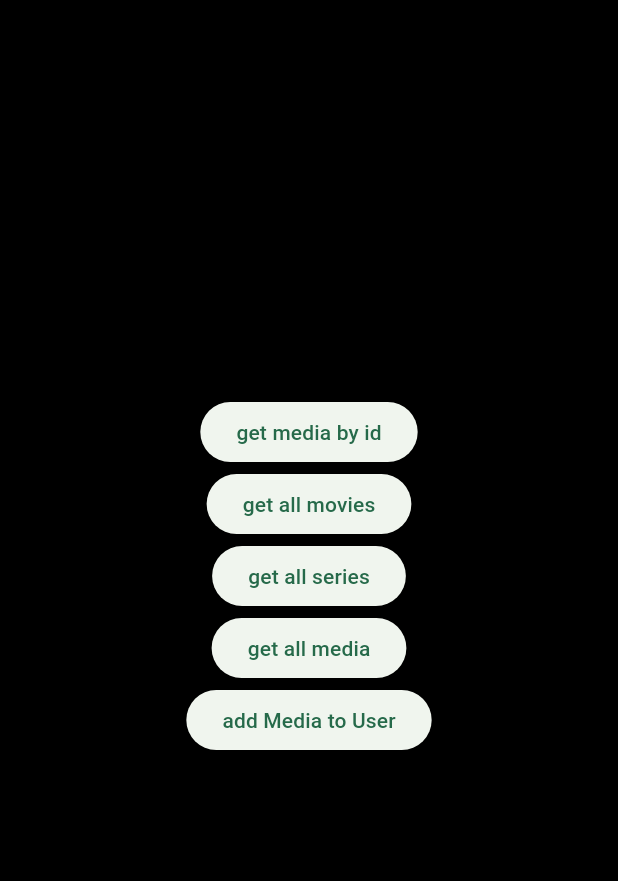
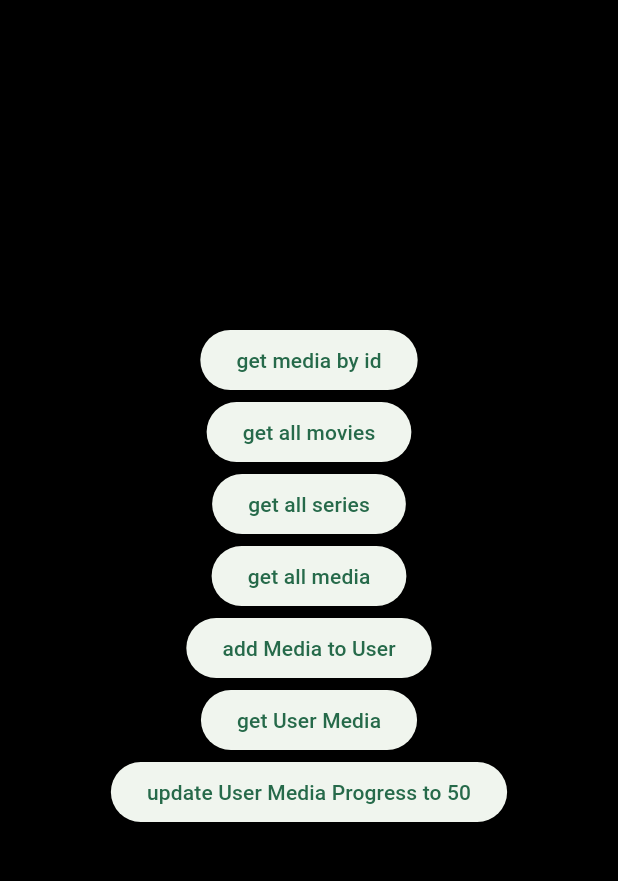
Before and after one commit to Movielingo/movielingo_app, a Flutter app: the screen it shows once a user with an empty profile is signed in, after a tap on "add Media to User", on a phone screen of 412 x 824 dp, the part 84-965 px from its top. Run offline on Flutter 3.47's test engine with Material 3 defaults, Android fonts, the phone set to English and light mode, and no system bars; our stand-ins replace cloud_firestore, firebase_auth, firebase_core, logger; accounts and stored records are empty.

Commit message:
feat(*): add single episodes to user media

```diff
--- a/lib/screens/home/home.dart
+++ b/lib/screens/home/home.dart
@@ -29,7 +29,17 @@ class Home extends StatelessWidget {
 
   void onPushAddMediaToUser() {
     String userId = _user.currentUser?.uid ?? '';
-    addMediaToUser(userId, 'EnglishMedia', '5OufgApSdRJIqtYDgNdL', 0);
+    addMediaToUser(userId, 'EnglishMedia', 'TOg24pwrOHGHb9vkAzXB', 0);
+  }
+
+  void onPushGetUserMedia() {
+    String userId = _user.currentUser?.uid ?? '';
+    getAllUserMedia(userId);
+  }
+
+  void onPushUpdateUserMediaProgress() {
+    String userId = _user.currentUser?.uid ?? '';
+    updateUserMediaProgress(userId, 'TOg24pwrOHGHb9vkAzXB', 50);
   }
 
   @override
@@ -79,7 +89,13 @@ class Home extends StatelessWidget {
             ),
             ElevatedButton(
                 onPressed: onPushAddMediaToUser,
-                child: const Text('add Media to User'))
+                child: const Text('add Media to User')),
+            ElevatedButton(
+                onPressed: onPushGetUserMedia,
+                child: const Text('get User Media')),
+            ElevatedButton(
+                onPressed: onPushUpdateUserMediaProgress,
+                child: const Text('update User Media Progress to 50')),
           ],
         ),
       ),
--- a/lib/services/user_media_service.dart
+++ b/lib/services/user_media_service.dart
@@ -12,9 +12,9 @@ Future<void> addMediaToUser(
       .logger
       .i('Adding media with id $mediaId to library of user with id $userId...');
   try {
-    // Check if media already exists in the user's library
     var userMediaCollection =
         db.collection('Users').doc(userId).collection('UserMedia');
+    // Check if media already exists in the user's library
     var existingMedia = await userMediaCollection
         .where('mediaId', isEqualTo: mediaId)
         .limit(1)
@@ -26,11 +26,9 @@ Future<void> addMediaToUser(
       return;
     }
 
-    // If media doesn't exist, proceed with adding
     Media? media = await getMediaById(mediaLanguage, mediaId);
     var language = mediaLanguage == 'EnglishMedia' ? 'english' : 'french';
     if (media != null) {
-      Map<String, dynamic> mediaData;
       if (media is Movie) {
         UserMovie movieUser = UserMovie(
           mediaId: media.id,
@@ -39,21 +37,24 @@ Future<void> addMediaToUser(
           mediaLanguage: language,
           translationLanguage: media.translationLanguage,
         );
-        mediaData = movieUser.toMap();
+        await userMediaCollection.doc().set(movieUser.toMap());
       } else if (media is Series) {
-        UserEpisode episodeUser = UserEpisode(
-          mediaId: media.id,
-          title: media.title,
-          progress: progress,
-          mediaLanguage: mediaLanguage,
-          translationLanguage: media.translationLanguage,
-        );
-        mediaData = episodeUser.toMap();
+        for (var episode in media.episodeDetails) {
+          UserEpisode episodeUser = UserEpisode(
+            mediaId: media.id,
+            title: episode.title,
+            episode: episode.episode,
+            season: episode.season,
+            seriesTitle: media.title,
+            progress: progress,
+            mediaLanguage: language,
+            translationLanguage: media.translationLanguage,
+          );
+          await userMediaCollection.doc().set(episodeUser.toMap());
+        }
       } else {
         throw Exception('Unknown media type');
       }
-
-      await userMediaCollection.doc().set(mediaData);
       LoggerSingleton().logger.i('Media added successfully to user library');
     } else {
       LoggerSingleton().logger.e('No media found with id: $mediaId');
@@ -62,3 +63,69 @@ Future<void> addMediaToUser(
     LoggerSingleton().logger.e('Error when adding media to library: ', e);
   }
 }
+
+// get all media from user and return as a list of UserMovie if its movie and UserEpisode if its episode
+Future<List<dynamic>> getAllUserMedia(String userId) async {
+  LoggerSingleton().logger.i('Getting all media for user with id $userId...');
+  try {
+    var userMediaCollection =
+        db.collection('Users').doc(userId).collection('UserMedia');
+    var userMedia = await userMediaCollection.get();
+    List<dynamic> mediaList = [];
+    for (var media in userMedia.docs) {
+      if (media['mediaLanguage'] == 'english') {
+        UserMovie userMovie = UserMovie(
+          mediaId: media['mediaId'],
+          title: media['title'],
+          progress: media['progress'],
+          mediaLanguage: media['mediaLanguage'],
+          translationLanguage: media['translationLanguage'],
+        );
+        mediaList.add(userMovie);
+      } else {
+        UserEpisode userEpisode = UserEpisode(
+          mediaId: media['mediaId'],
+          title: media['title'],
+          episode: media['episode'],
+          season: media['season'],
+          seriesTitle: media['seriesTitle'],
+          progress: media['progress'],
+          mediaLanguage: media['mediaLanguage'],
+          translationLanguage: media['translationLanguage'],
+        );
+        mediaList.add(userEpisode);
+      }
+    }
+    LoggerSingleton().logger.i('Media retrieved successfully');
+    print(mediaList);
+    return mediaList;
+  } catch (e) {
+    LoggerSingleton().logger.e('Error when getting media: ', e);
+    return [];
+  }
+}
+
+Future<void> updateUserMediaProgress(
+    String userId, String mediaId, int progress) async {
+  LoggerSingleton().logger.i(
+      'Updating progress of media with id $mediaId to $progress for user with id $userId...');
+  try {
+    var userMediaCollection =
+        db.collection('Users').doc(userId).collection('UserMedia');
+    var existingMedia = await userMediaCollection
+        .where('mediaId', isEqualTo: mediaId)
+        .limit(1)
+        .get();
+
+    if (existingMedia.docs.isNotEmpty) {
+      await userMediaCollection
+          .doc(existingMedia.docs.first.id)
+          .update({'progress': progress});
+      LoggerSingleton().logger.i('Media progress updated successfully');
+    } else {
+      LoggerSingleton().logger.e('No media found with id: $mediaId');
+    }
+  } catch (e) {
+    LoggerSingleton().logger.e('Error when updating media progress: ', e);
+  }
+}
```
Also changed, not shown: lib/models/user_episode.dart (+12 -3 lines).
